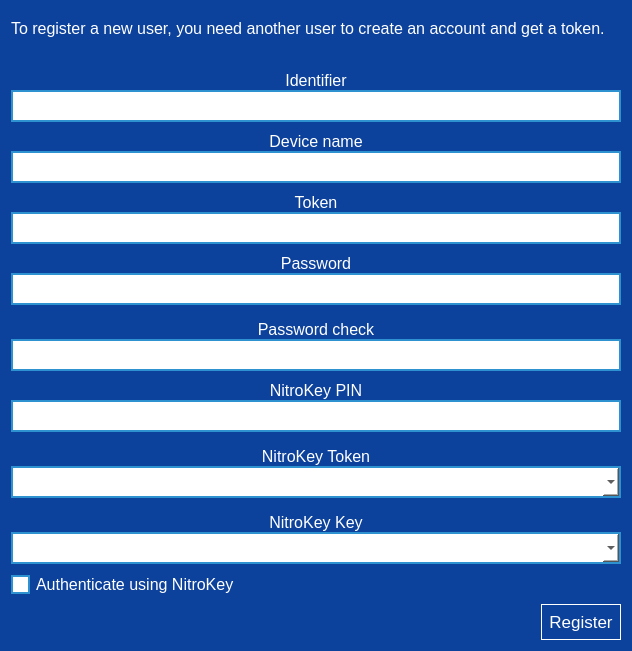
Before: the Qt Designer form parsec/core/gui/forms/login_register_user_widget.ui in Scille/parsec-cloud, drawn with Qt 5.
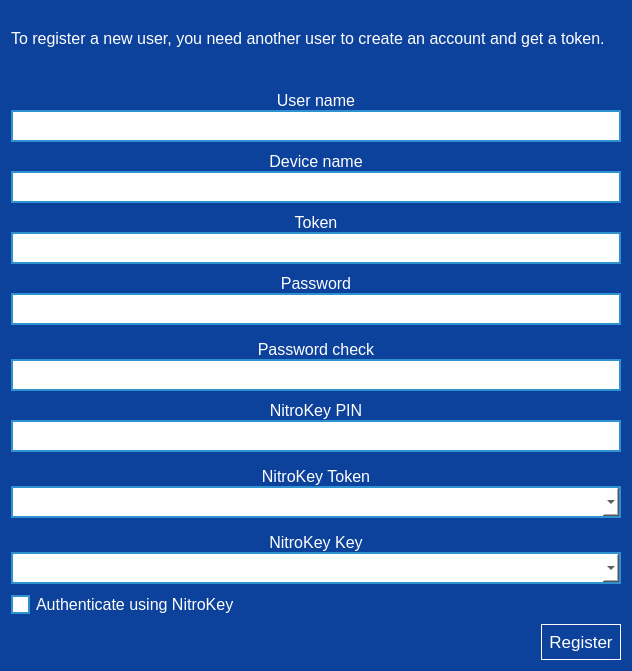
After: the same form once the commit is applied. Icons and pictures are not drawn.

```diff
--- a/parsec/core/gui/forms/login_register_user_widget.ui
+++ b/parsec/core/gui/forms/login_register_user_widget.ui
@@ -7,7 +7,7 @@
     <x>0</x>
     <y>0</y>
     <width>632</width>
-    <height>651</height>
+    <height>671</height>
    </rect>
   </property>
   <property name="windowTitle">
@@ -185,7 +185,7 @@
               <string notr="true">color: rgb(255, 255, 255);</string>
              </property>
              <property name="text">
-              <string>Identifier</string>
+              <string>User name</string>
              </property>
              <property name="alignment">
               <set>Qt::AlignCenter</set>
```
